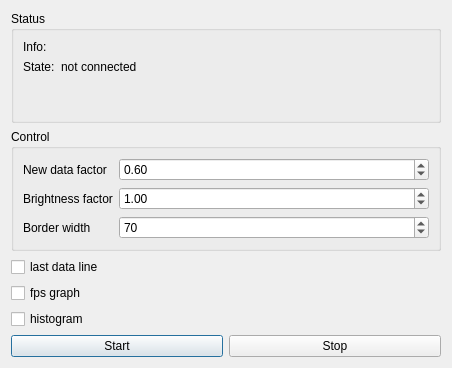
Before: the Qt Designer form ambilight-gui/controldialog.ui in enra64/PalliLux, drawn with Qt 5.
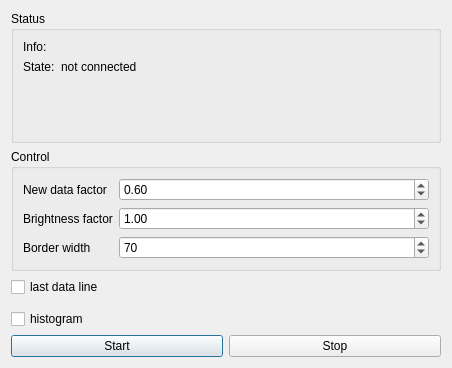
After: the same form once the commit is applied. Custom widgets are drawn as their Qt base class.

Diff of the .ui file:
```diff
--- a/ambilight-gui/controldialog.ui
+++ b/ambilight-gui/controldialog.ui
@@ -135,15 +135,7 @@
     </layout>
    </item>
    <item>
-    <layout class="QVBoxLayout" name="fpsLayout">
-     <item>
-      <widget class="QCheckBox" name="fpsCheckbox">
-       <property name="text">
-        <string>fps graph</string>
-       </property>
-      </widget>
-     </item>
-    </layout>
+    <widget class="FpsMeter" name="fpsWidget" native="true"/>
    </item>
    <item>
     <layout class="QVBoxLayout" name="histogramLayout">
@@ -200,6 +192,14 @@
    </item>
   </layout>
  </widget>
+ <customwidgets>
+  <customwidget>
+   <class>FpsMeter</class>
+   <extends>QWidget</extends>
+   <header>fpsmeter.h</header>
+   <container>1</container>
+  </customwidget>
+ </customwidgets>
  <resources/>
  <connections/>
 </ui>
```
